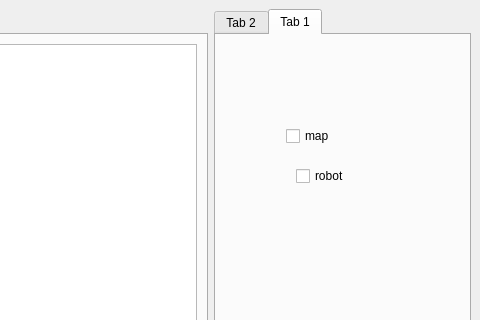
First picture: the form in yxrobot_gui/ui/mainwindow.ui, repository suj16/mower_gui_ros2, before the edit; both pictures show x 833 to 1313 and y 0 to 320 of the 1313 by 866 pixel window.
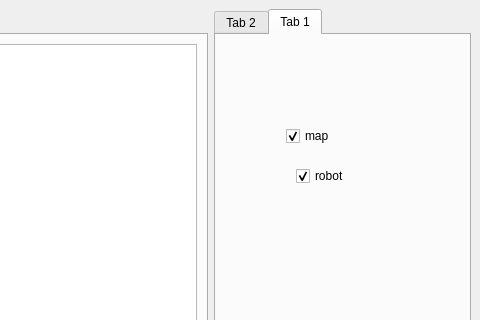
Second picture: the form after the edit.

Commit message: 机器人位姿更新显示完成，图层显示隐藏显示完成

```diff
--- a/yxrobot_gui/ui/mainwindow.ui
+++ b/yxrobot_gui/ui/mainwindow.ui
@@ -135,6 +135,9 @@
           <property name="text">
            <string>map</string>
           </property>
+          <property name="checked">
+           <bool>true</bool>
+          </property>
          </widget>
          <widget class="QCheckBox" name="robot_checkbox">
           <property name="geometry">
@@ -148,6 +151,9 @@
           <property name="text">
            <string>robot</string>
           </property>
+          <property name="checked">
+           <bool>true</bool>
+          </property>
          </widget>
         </widget>
        </widget>
```
